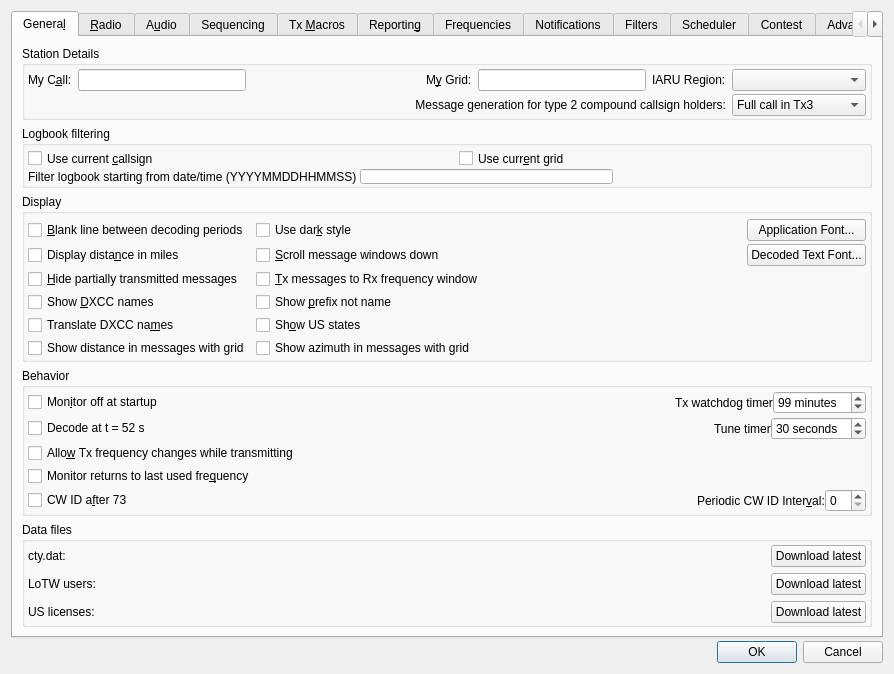
The window that Configuration.ui (ce3tsk/jtdx_contest) describes before a commit, drawn with Qt 5.
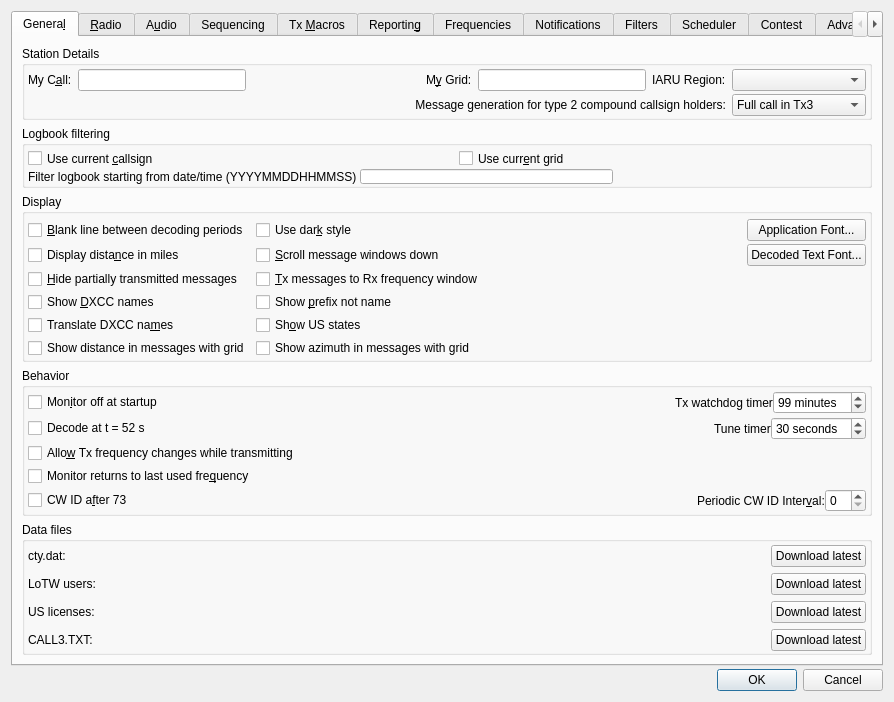
The same window after the commit.

Commit message: SWR halt at the first poll and its label in a switched style; CALL3.TXT: the 2026 list bundled, read whole by the Hint decoders, a download button in Settings > Data files, Lookup by the exact call, the old list replaced at start

The edit to the form file:
```diff
--- a/Configuration.ui
+++ b/Configuration.ui
@@ -824,6 +824,36 @@
             </property>
            </widget>
           </item>
+          <item row="3" column="0">
+           <widget class="QLabel" name="call3_file_label">
+            <property name="text">
+             <string notr="true">CALL3.TXT:</string>
+            </property>
+           </widget>
+          </item>
+          <item row="3" column="1">
+           <widget class="QLabel" name="call3_file_status_label">
+            <property name="sizePolicy">
+             <sizepolicy hsizetype="Expanding" vsizetype="Preferred">
+              <horstretch>1</horstretch>
+              <verstretch>0</verstretch>
+             </sizepolicy>
+            </property>
+            <property name="toolTip">
+             <string>The copy in the log directory is used. The one bundled with this release is copied there at the first start only.</string>
+            </property>
+           </widget>
+          </item>
+          <item row="3" column="2">
+           <widget class="QPushButton" name="call3_download_push_button">
+            <property name="toolTip">
+             <string>Download the latest CALL3.TXT from wsjt-x-improved.sourceforge.io, as WSJT-X does: the calls and grid squares behind the JT65 and JT9 Hint decoders and the Lookup button. The copy replaced is kept as CALL3_backup.TXT, with any calls added by Add. The decoder reads the new list at the program's next start.</string>
+            </property>
+            <property name="text">
+             <string>Download latest</string>
+            </property>
+           </widget>
+          </item>
          </layout>
         </widget>
        </item>
```
The commit also changes 36 other files.
